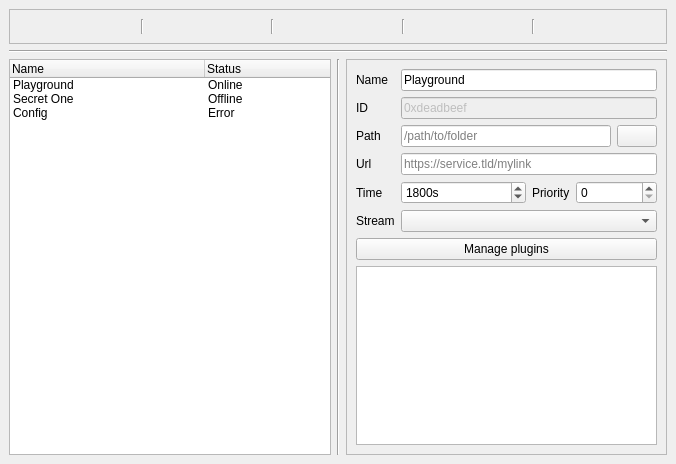
Old version of the form cloudb/frontend/gui/raw ui/Home.ui in the repository MonochromeBird/CloudBird.
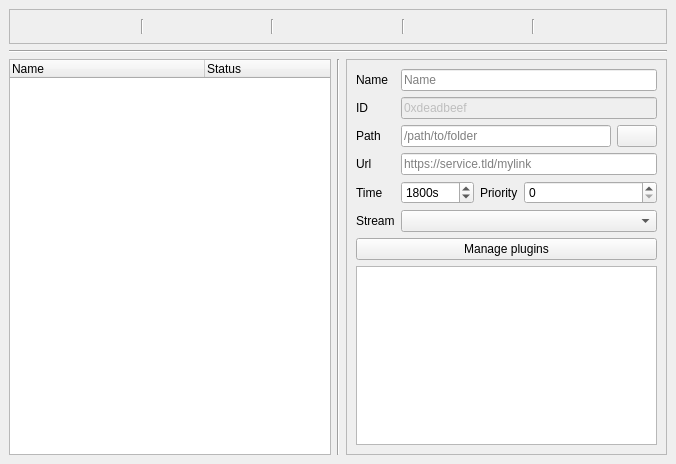
New version of the form. Icons and pictures are not drawn.

The edit to the form file:
```diff
--- a/cloudb/frontend/gui/raw ui/Home.ui
+++ b/cloudb/frontend/gui/raw ui/Home.ui
@@ -78,55 +78,6 @@
           <set>AlignLeading|AlignVCenter</set>
          </property>
         </column>
-        <item>
-         <property name="text">
-          <string>Playground</string>
-         </property>
-         <property name="icon">
-          <iconset theme="network">
-           <normaloff>.</normaloff>.</iconset>
-         </property>
-         <property name="text">
-          <string>Online</string>
-         </property>
-         <property name="textAlignment">
-          <set>AlignLeading|AlignVCenter</set>
-         </property>
-         <property name="icon">
-          <iconset theme="networ">
-           <normaloff>.</normaloff>.</iconset>
-         </property>
-        </item>
-        <item>
-         <property name="text">
-          <string>Secret One</string>
-         </property>
-         <property name="icon">
-          <iconset theme="network-offline">
-           <normaloff>.</normaloff>.</iconset>
-         </property>
-         <property name="text">
-          <string>Offline</string>
-         </property>
-         <property name="textAlignment">
-          <set>AlignLeading|AlignVCenter</set>
-         </property>
-        </item>
-        <item>
-         <property name="text">
-          <string>Config</string>
-         </property>
-         <property name="icon">
-          <iconset theme="network-error">
-           <normaloff>.</normaloff>.</iconset>
-         </property>
-         <property name="text">
-          <string>Error</string>
-         </property>
-         <property name="textAlignment">
-          <set>AlignLeading|AlignVCenter</set>
-         </property>
-        </item>
        </widget>
       </item>
       <item>
@@ -165,7 +116,10 @@
               <item row="0" column="1">
                <widget class="QLineEdit" name="Name">
                 <property name="text">
-                 <string>Playground</string>
+                 <string/>
+                </property>
+                <property name="placeholderText">
+                 <string>Name</string>
                 </property>
                </widget>
               </item>
@@ -270,7 +224,14 @@
                    </widget>
                   </item>
                   <item row="1" column="1">
-                   <widget class="QSpinBox" name="Priority"/>
+                   <widget class="QSpinBox" name="Priority">
+                    <property name="sizePolicy">
+                     <sizepolicy hsizetype="Expanding" vsizetype="Fixed">
+                      <horstretch>0</horstretch>
+                      <verstretch>0</verstretch>
+                     </sizepolicy>
+                    </property>
+                   </widget>
                   </item>
                  </layout>
                 </item>
```
Left out of the diff: 15 changed lines with no effect on the pictures.
